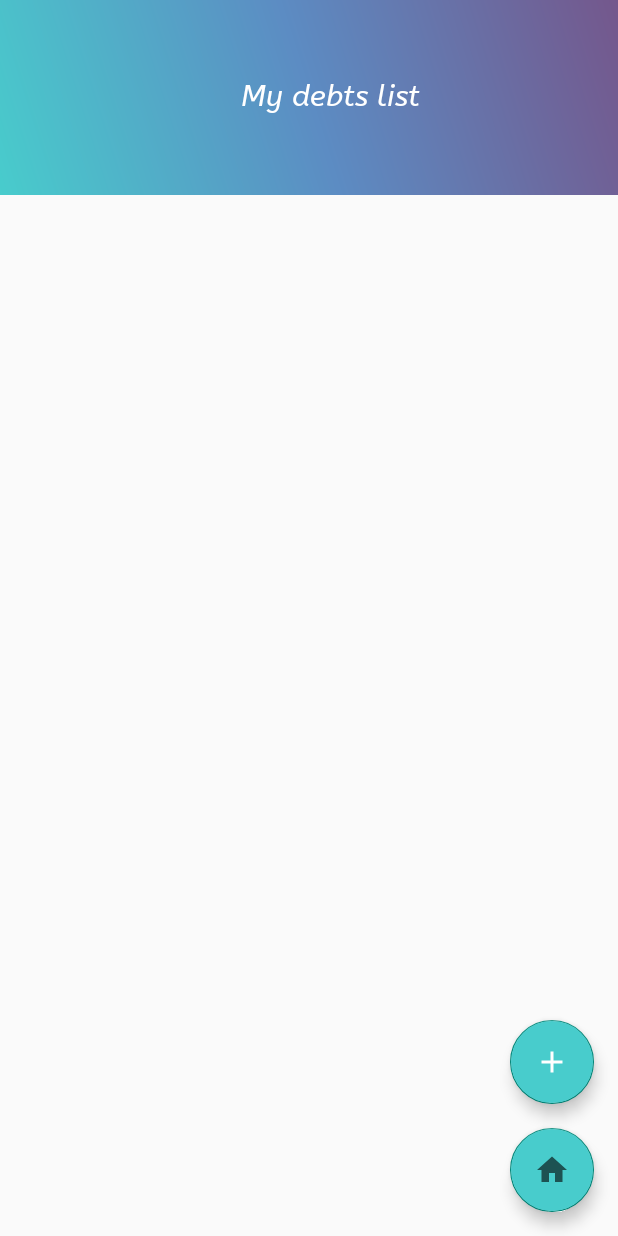
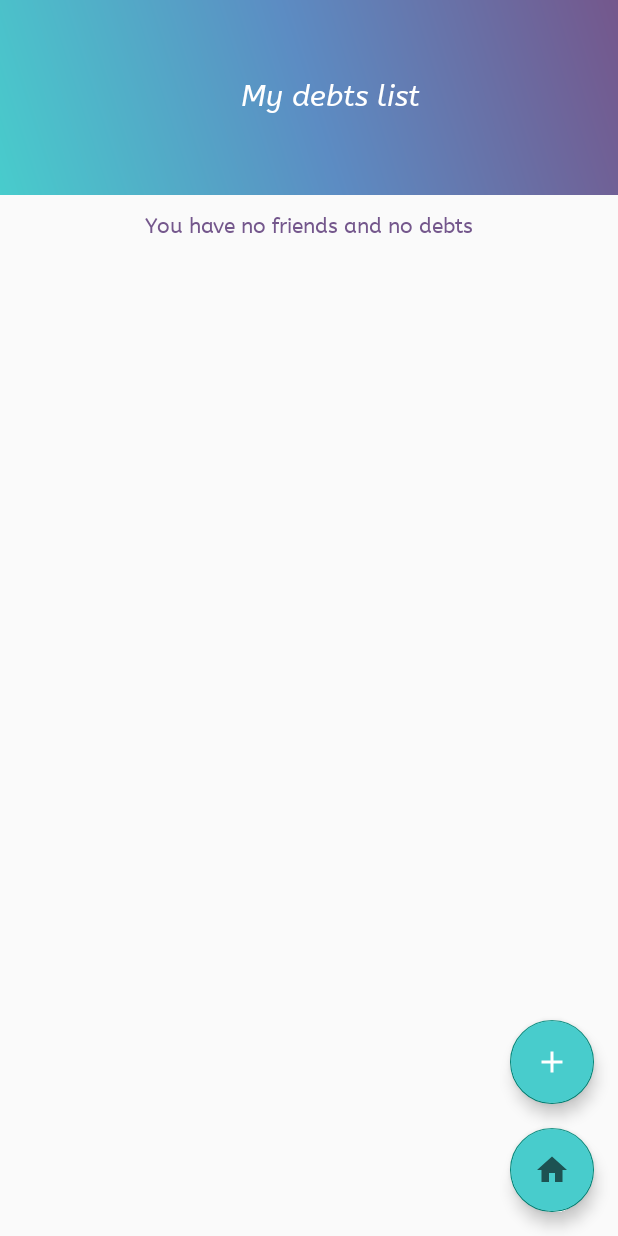
Before and after one commit to Vavadoge/Lendfriend, an Android app: the DebtsShow screen opened directly, with no data from a screen before it, on a phone screen of 412 x 824 dp. Run offline under Robolectric (Android 15) with nearby library versions, the phone set to English and light mode, and no system bars; our stand-ins replace Volley; network calls fail.

Commit message:
no friends AND no debts view

```diff
--- a/app/src/main/java/com/ktu/vavadoge/DebtsShow.java
+++ b/app/src/main/java/com/ktu/vavadoge/DebtsShow.java
@@ -51,13 +51,14 @@ public class DebtsShow extends AppCompatActivity {
     ArrayList<String> friends = new ArrayList<>();
     TextView textInvite, textView_invite_action;//quote,
     FloatingActionButton fab, fab1;
+    TextView textView;
 
     @Override
     protected void onCreate(Bundle savedInstanceState) {
         super.onCreate(savedInstanceState);
         setContentView(R.layout.activity_show_debts);
         listView = (ListView) findViewById(R.id.listViewDebts);
-
+        TextView textView = (TextView) findViewById(R.id.textView21);
         fab = (FloatingActionButton) findViewById(R.id.home_debts_fab);
         fab.setOnClickListener(new View.OnClickListener() {
             @Override
@@ -94,6 +95,7 @@ public class DebtsShow extends AppCompatActivity {
                         e.printStackTrace();
                     }
                 }
+
                 if (friends.size() > 0) {
 
 
@@ -104,11 +106,18 @@ public class DebtsShow extends AppCompatActivity {
                     listView.setAdapter(arrayAdapter);
                     listView.setOnItemClickListener(listClick);
                 }
+                else{
+                    textView.setVisibility(View.VISIBLE);
+                }
             }
         }, new Response.ErrorListener() {
             //error message
             @Override
             public void onErrorResponse(VolleyError error) {
+                if (friends.size() == 0)
+                {
+                    textView.setVisibility(View.VISIBLE);
+                }
             }
 
         });
--- a/app/src/main/res/layout/activity_show_debts.xml
+++ b/app/src/main/res/layout/activity_show_debts.xml
@@ -37,6 +37,7 @@
         app:layout_constraintVertical_bias="0.518" />
 
     <RelativeLayout
+        android:id="@+id/relativeLayout2"
         android:layout_width="match_parent"
         android:layout_height="300dp"
         android:layout_marginTop="50dp"
@@ -77,6 +78,20 @@
         app:layout_constraintBottom_toTopOf="@id/home_debts_fab"
         app:layout_constraintEnd_toEndOf="parent" />
 
+    <TextView
+        android:id="@+id/textView21"
+        android:layout_width="wrap_content"
+        android:layout_height="wrap_content"
+        android:layout_marginTop="12dp"
+        android:gravity="center"
+        android:text="You have no friends and no debts"
+        android:visibility="invisible"
+        android:fontFamily="@font/abeezee"
+        android:textColor="@color/fifth"
+        app:layout_constraintEnd_toEndOf="parent"
+        app:layout_constraintHorizontal_bias="0.498"
+        app:layout_constraintStart_toStartOf="parent"
+        app:layout_constraintTop_toBottomOf="@+id/viewTopSnowDebts" />
 
 
 </androidx.constraintlayout.widget.ConstraintLayout>
--- a/app/src/main/res/layout/activity_show_firends_profile.xml
+++ b/app/src/main/res/layout/activity_show_firends_profile.xml
@@ -35,7 +35,7 @@
         android:textColor="@color/white"
         android:visibility="invisible"
         android:fontFamily="@font/abeezee"
-        android:text="You do not have any debt and no one is in debt to you " />
+        android:text="You do not have any debts and your friend is not in debt to you " />
 
     <RelativeLayout
         android:layout_width="match_parent"
```
